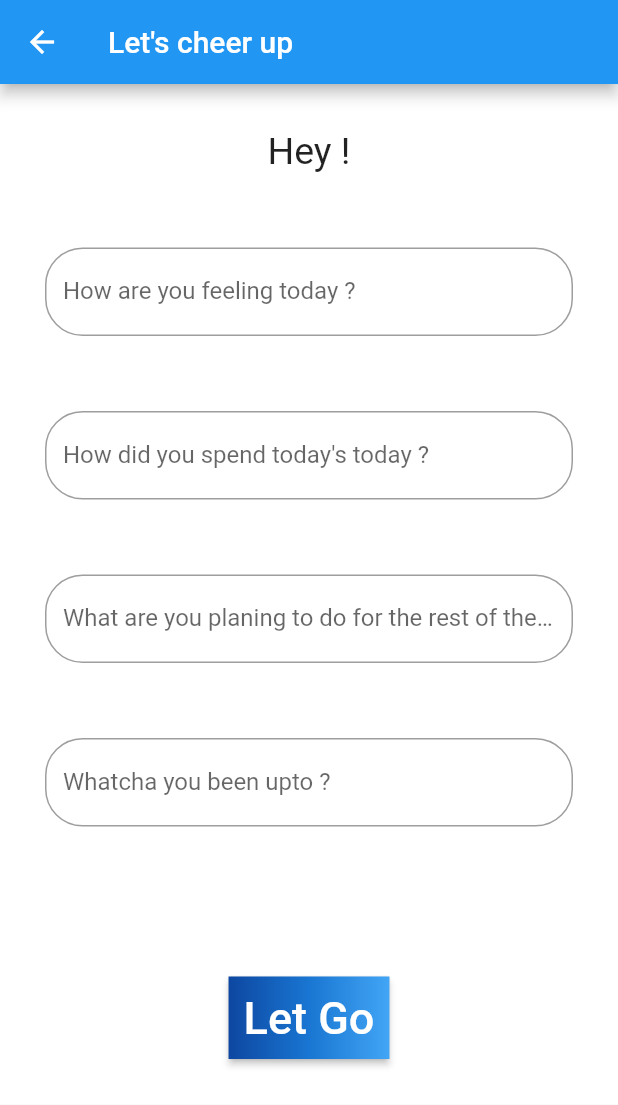
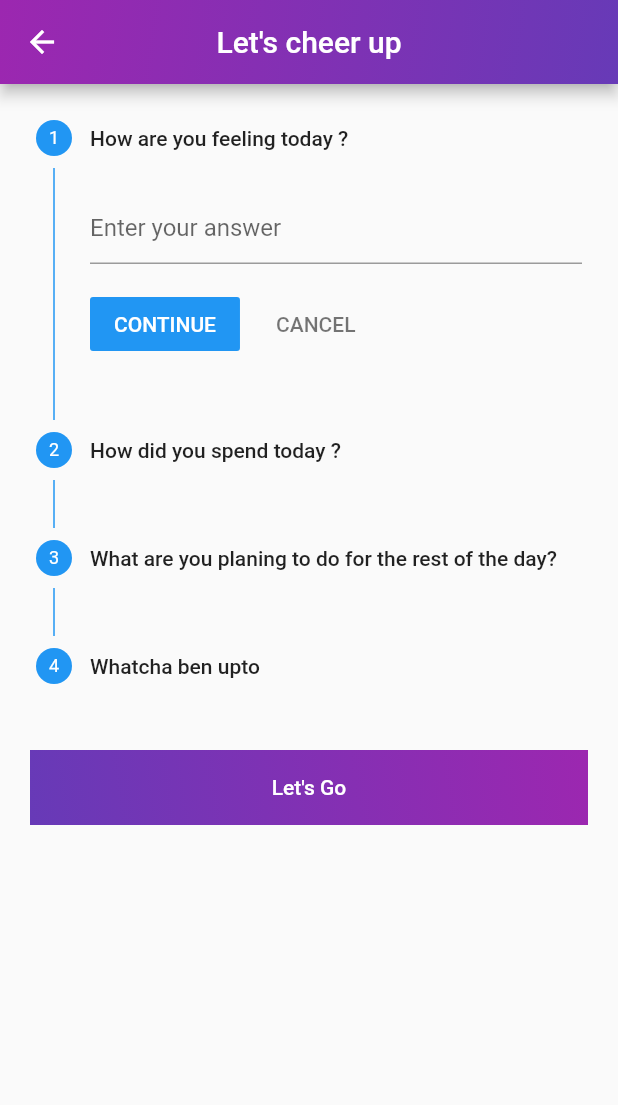
Before and after one commit to Fireboltz/dexify, a Flutter app: the Mood screen opened directly, on a phone screen of 412 x 824 dp. Shown: the top 1105 px of the screen. Run offline on Flutter 3.47's test engine with Material 2 defaults, Android fonts, the phone set to English and light mode, and no system bars; our stand-ins replace charts_flutter, firebase_messaging, flutter_icons, graphql_flutter, image_picker, outline_material_icons and 4 more; missing offline and left inert: firebase_ml_vision; accounts and stored records are empty; Roboto replaces fonts that are missing (Poppins).

Commit message:
UI: imporved mood.dart

```diff
--- a/lib/src/tone_analyser/mood.dart
+++ b/lib/src/tone_analyser/mood.dart
@@ -5,10 +5,7 @@ import 'package:dexify/src/json_models/meta.dart';
 import 'package:dexify/src/json_models/tones.dart';
 import 'package:flutter/material.dart';
 import 'package:http/http.dart' as http;
-import 'package:flutter_icons/flutter_icons.dart';
 
-import 'dict_card.dart';
-import 'empty_dict.dart';
 
 class Mood extends StatefulWidget {
   @override
@@ -16,28 +13,81 @@ class Mood extends StatefulWidget {
 }
 
 class _Mood extends State<Mood> {
+
+
+
+
+  @override
+  void setState(fn) {
+    super.setState(fn);
+  }
+
+  @override
+  Widget build(BuildContext context) {
+    return new Scaffold(
+      appBar: AppBar(
+        centerTitle: true,
+        title: Text("Let's cheer up"),
+        flexibleSpace: Container(
+          decoration: BoxDecoration(
+              gradient: LinearGradient(
+                  begin: Alignment.topLeft,
+                  end: Alignment.bottomRight,
+                  colors: <Color>[
+                    Colors.purple,
+                    Colors.deepPurple
+                  ])
+          ),
+        ),
+      ),
+      body: new StepperBody(),
+    );
+  }
+
+
+
+
+}
+
+class MyQuestions {
+  String question1 = '';
+  String question2 = '';
+  String question3 = '';
+  String question4 = '';
+}
+
+class StepperBody extends StatefulWidget {
+  @override
+  _StepperBodyState createState() => new _StepperBodyState();
+}
+
+class _StepperBodyState extends State<StepperBody> {
+
   Tones data;
   DocumentTone links;
   Meta meta;
   var dataNull = true;
 
   Future<String> getData(String query) async {
-    double score=0.0;
+    double score = 0.0;
     var client = new http.Client();
     try {
-      var queryLink = Uri.encodeFull('https://api.eu-gb.tone-analyzer.watson.cloud.ibm.com/instances/86671942-7e41-4214-a4e6-6077786553c8/v3/tone?version=2017-09-21&sentences=false&text=$query');
+      var queryLink = Uri.encodeFull(
+          'https://api.eu-gb.tone-analyzer.watson.cloud.ibm.com/instances/86671942-7e41-4214-a4e6-6077786553c8/v3/tone?version=2017-09-21&sentences=false&text=$query');
       print(queryLink);
-      var response = await client.get(queryLink,
+      var response = await client.get(
+        queryLink,
         headers: {
-          "Authorization": "Basic YXBpa2V5OndKZlVhVDdaVEt2S0hTdXZ4VmdMRWpsaERzNWN5WE9NZzJmYVctblpaN0dB",
+          "Authorization":
+          "Basic YXBpa2V5OndKZlVhVDdaVEt2S0hTdXZ4VmdMRWpsaERzNWN5WE9NZzJmYVctblpaN0dB",
         },
       );
       var parsed = json.decode(response.body);
       if (parsed['document_tone'] != null) {
         data = Tones();
         parsed['document_tone']['tones'].forEach((v) {
-          if(v['score']>score){
-            data= new Tones.fromJson(v);
+          if (v['score'] > score) {
+            data = new Tones.fromJson(v);
           }
         });
         getQuote(detectEmotion(data.toneId));
@@ -47,183 +97,15 @@ class _Mood extends State<Mood> {
       });
     } finally {
       client.close();
-
     }
 
     return "Success!";
   }
-
-  @override
-  void setState(fn) {
-    super.setState(fn);
-  }
-
-  @override
-  Widget build(BuildContext context) {
-    TextEditingController _controller_1 = TextEditingController();
-    TextEditingController _controller_2 = TextEditingController();
-    TextEditingController _controller_3 = TextEditingController();
-    TextEditingController _controller_4 = TextEditingController();
-
-    return new Scaffold(
-      appBar: AppBar(
-        title: Text("Let's cheer up"),
-      ),
-      body: SingleChildScrollView(
-        child: Column(
-          children: [
-            new Center(
-              child: new Container(
-                  padding: const EdgeInsets.all(30.0),
-                  color: Colors.white,
-                  child: new Container(
-                      child: new Center(
-                          child: new Column(children: [
-                            new Text(
-                              'Hey !',
-                              style: new TextStyle(fontSize: 25.0),
-                            ),
-                            new Padding(padding: EdgeInsets.only(top: 50.0)),
-                            new TextFormField(
-                              controller: _controller_1,
-                              decoration: new InputDecoration(
-                                labelText: "How are you feeling today ?",
-                                fillColor: Colors.white,
-                                border: new OutlineInputBorder(
-                                  borderRadius: new BorderRadius.circular(25.0),
-                                  borderSide: new BorderSide(),
-                                ),
-                                //fillColor: Colors.green
-                              ),
-                              keyboardType: TextInputType.text,
-                              style: new TextStyle(
-                                fontFamily: "Poppins",
-                              ),
-                              validator: (value){
-                                if (value.isEmpty) {
-                                  return 'Please enter some text';
-                                }
-                                return null;
-                              },
-                            ),
-                            new Padding(padding: EdgeInsets.only(top: 50.0)),
-                            new TextFormField(
-                              controller: _controller_2,
-                              decoration: new InputDecoration(
-                                labelText: "How did you spend today's today ?",
-                                fillColor: Colors.white,
-                                border: new OutlineInputBorder(
-                                  borderRadius: new BorderRadius.circular(25.0),
-                                  borderSide: new BorderSide(),
-                                ),
-                                //fillColor: Colors.green
-                              ),
-                              keyboardType: TextInputType.text,
-                              style: new TextStyle(
-                                fontFamily: "Poppins",
-                              ),
-                                validator: (value){
-                                  if (value.isEmpty) {
-                                    return 'Please enter some text';
-                                  }
-                                  return null;
-                                }
-                            ),
-                            new Padding(padding: EdgeInsets.only(top: 50.0)),
-                            new TextFormField(
-                              controller: _controller_3,
-                              decoration: new InputDecoration(
-                                labelText: "What are you planing to do for the rest of the day?",
-                                fillColor: Colors.white,
-                                border: new OutlineInputBorder(
-                                  borderRadius: new BorderRadius.circular(25.0),
-                                  borderSide: new BorderSide(),
-                                ),
-                                //fillColor: Colors.green
-                              ),
-                              keyboardType: TextInputType.text,
-                              style: new TextStyle(
-                                fontFamily: "Poppins",
-                              ),
-                                validator: (value){
-                                  if (value.isEmpty) {
-                                    return 'Please enter some text';
-                                  }
-                                  return null;
-                                }
-                            ),
-                            new Padding(padding: EdgeInsets.only(top: 50.0)),
-                            new TextFormField(
-                              controller: _controller_4,
-                              decoration: new InputDecoration(
-                                labelText: "Whatcha you been upto ?",
-                                fillColor: Colors.white,
-                                border: new OutlineInputBorder(
-                                  borderRadius: new BorderRadius.circular(25.0),
-                                  borderSide: new BorderSide(),
-                                ),
-                                //fillColor: Colors.green
-                              ),
-                              keyboardType: TextInputType.text,
-                              style: new TextStyle(
-                                fontFamily: "Poppins",
-                              ),
-                                validator: (value){
-                                  if (value.isEmpty) {
-                                    return 'Please enter some text';
-                                  }
-                                  return null;
-                                }
-                            ),
-                            new Padding(padding: EdgeInsets.only(top: 100.0)),
-                            RaisedButton(
-                              onPressed: () async => {
-                                setState(() {
-                                  dataNull = true;
-                                }),
-                                getData(_controller_1.text+"\t"+_controller_2.text+"\t"+_controller_3.text+"\t"+_controller_4.text),
-                              },
-                              textColor: Colors.white,
-                              padding: const EdgeInsets.all(0.0),
-                              child: Container(
-                                decoration: const BoxDecoration(
-                                  gradient: LinearGradient(
-                                    colors: <Color>[
-                                      Color(0xFF0D47A1),
-                                      Color(0xFF1976D2),
-                                      Color(0xFF42A5F5),
-                                    ],
-                                  ),
-                                ),
-                                padding: const EdgeInsets.all(10.0),
-                                child:
-                                const Text('Let Go', style: TextStyle(fontSize: 30)),
-                              ),
-                            )
-                          ])))),
-            ),
-          ],
-        ),
-      ),
-    );
-  }
-
-
-  int detectEmotion(String emotion){
-    if(emotion=="tentative"||emotion=="analytical") {
-      return 1;
-    } else if(emotion=="joy"||emotion=="confident"){
-      return 0;
-    }
-    else
-      return 2;
-
-  }
-
   Future<void> getQuote(int query) async {
     var client = new http.Client();
     try {
-      var queryLink = 'https://api.forismatic.com/api/1.0/?method=getQuote&lang=en&format=json&json=?';
+      var queryLink =
+          'https://api.forismatic.com/api/1.0/?method=getQuote&lang=en&format=json&json=?';
       print(queryLink);
       var response = await client.get(queryLink);
       String fixed = response.body.replaceAll(r"\'", "'");
@@ -244,12 +126,14 @@ class _Mood extends State<Mood> {
                     title: Text('Good going!'),
                     content: Column(
                       children: [
-                        new Text("You're happy!! Stay that way and make others happy as well!"),
+                        new Text(
+                            "You're happy!! Stay that way and make others happy as well!"),
                         Padding(
                           padding: EdgeInsets.all(5.0),
                         ),
                         SizedBox(width: 15),
-                        new Image.network("https://lh3.googleusercontent.com/-3X_sB_x3qHE/WdnXIxLg3rI/AAAAAAAABH4/PSll0XoVfOwAd-vo9tb19wIfocogU9gngCHMYCw/s640/blogger-image--1568789223.jpg"),
+                        new Image.network(
+                            "https://lh3.googleusercontent.com/-3X_sB_x3qHE/WdnXIxLg3rI/AAAAAAAABH4/PSll0XoVfOwAd-vo9tb19wIfocogU9gngCHMYCw/s640/blogger-image--1568789223.jpg"),
                         SizedBox(width: 20),
                         new Text("$quote"),
                       ],
@@ -277,12 +161,14 @@ class _Mood extends State<Mood> {
                     title: Text('You could be happier!'),
                     content: Column(
                       children: [
-                        new Text("You're doing great! Here is some motivation for you to do even better!!"),
+                        new Text(
+                            "You're doing great! Here is some motivation for you to do even better!!"),
                         Padding(
                           padding: EdgeInsets.all(15.0),
                         ),
                         SizedBox(height: 15),
-                        new Image.network("https://images.unsplash.com/photo-1494178270175-e96de2971df9?ixlib=rb-1.2.1&ixid=eyJhcHBfaWQiOjEyMDd9&w=1000&q=80"),
+                        new Image.network(
+                            "https://images.unsplash.com/photo-1494178270175-e96de2971df9?ixlib=rb-1.2.1&ixid=eyJhcHBfaWQiOjEyMDd9&w=1000&q=80"),
                         new Text(" "),
                         new Text(" "),
                         new Text("$quote"),
@@ -311,12 +197,14 @@ class _Mood extends State<Mood> {
                     title: Text('Never give up!'),
                     content: Column(
                       children: [
-                        new Text("Today might not be your day. But tomorrow will definately be!"),
+                        new Text(
+                            "Today might not be your day. But tomorrow will definately be!"),
                         Padding(
                           padding: EdgeInsets.all(5.0),
                         ),
                         SizedBox(width: 15),
-                        new Image.network("https://miro.medium.com/max/8500/0*ikplDBIIKNZAmups"),
+                        new Image.network(
+                            "https://miro.medium.com/max/8500/0*ikplDBIIKNZAmups"),
                         SizedBox(width: 20),
                         new Text("$quote"),
                       ],
@@ -337,4 +225,203 @@ class _Mood extends State<Mood> {
 
     return "Success!";
   }
-}
+  int detectEmotion(String emotion) {
+    if (emotion == "tentative" || emotion == "analytical") {
+      return 1;
+    } else if (emotion == "joy" || emotion == "confident") {
+      return 0;
+    } else
+      return 2;
+  }
+
+  int currStep = 0;
+  static var _focusNode = new FocusNode();
+  GlobalKey<FormState> _formKey = new GlobalKey<FormState>();
+  static MyQuestions questions = new MyQuestions();
+
+
+
+  @override
+  void initState() {
+    super.initState();
+    _focusNode.addListener(() {
+      setState(() {});
+      print('Has focus: $_focusNode.hasFocus');
+    });
+  }
+
+  @override
+  void dispose() {
+    _focusNode.dispose();
+    super.dispose();
+  }
+
+
+  @override
+  Widget build(BuildContext context) {
+    void showSnackBarMessage(String message,
+        [MaterialColor color = Colors.red]) {
+      Scaffold.of(context)
+          .showSnackBar(new SnackBar(content: new Text(message)));
+    }
+
+    return new Container(
+        child: new Form(
+      key: _formKey,
+      child: new ListView(children: <Widget>[
+        new Theme(
+      data: ThemeData(
+          primaryColor: Colors.deepPurpleAccent,
+      ),
+
+        child: new Stepper(
+          steps: <Step>[
+            new Step(
+                title: const Text('How are you feeling today ?'),
+                isActive: true,
+                //state: StepState.error,
+                state: StepState.indexed,
+                content: new TextFormField(
+                  focusNode: _focusNode,
+                  keyboardType: TextInputType.text,
+                  autocorrect: false,
+                  onSaved: (String value) {
+                    questions.question1 = value;
+                  },
+                  maxLines: 1,
+                  validator: (value) {
+                    if (value.isEmpty || value.length < 5) {
+                      return 'Opps! you forgot to fill an answer';
+                    }
+                  },
+                  decoration: new InputDecoration(
+                      hintText: 'Enter your answer',
+                      //filled: true,
+                      labelStyle:
+                      new TextStyle(decorationStyle: TextDecorationStyle.solid)),
+                )),
+            new Step(
+                title: const Text('How did you spend today ?'),
+                isActive: true,
+                state: StepState.indexed,
+                content: new TextFormField(
+                  keyboardType: TextInputType.text,
+                  autocorrect: false,
+                  validator: (value) {
+                    if (value.isEmpty || value.length < 5) {
+                      return 'Opps! you forgot to fill an answer';
+                    }
+                  },
+                  onSaved: (String value) {
+                    questions.question2 = value;
+                  },
+                  maxLines: 1,
+                )),
+            new Step(
+                title:
+                const Text('What are you planing to do for the rest of the day?'),
+                // subtitle: const Text('Subtitle'),
+                isActive: true,
+                state: StepState.indexed,
+                content: new TextFormField(
+                  keyboardType: TextInputType.text,
+                  autocorrect: false,
+                  validator: (value) {
+                    if (value.isEmpty || value.length < 5) {
+                      return 'Opps! you forgot to fill an answer';
+                    }
+                  },
+                  onSaved: (String value) {
+                    questions.question3 = value;
+                  },
+                  maxLines: 1,
+                )),
+            new Step(
+                title: const Text('Whatcha ben upto'),
+                isActive: true,
+                state: StepState.indexed,
+                content: new TextFormField(
+                  textInputAction: TextInputAction.done,
+                  keyboardType: TextInputType.text,
+                  autocorrect: false,
+                  validator: (value) {
+                    if (value.isEmpty || value.length < 5) {
+                      return 'Opps! you forgot to fill an answer';
+                    }
+                  },
+                  maxLines: 1,
+                  onSaved: (String value) {
+                    questions.question4 = value;
+                  },
+                )),
+          ],
+          type: StepperType.vertical,
+          currentStep: this.currStep,
+          onStepContinue: () {
+            setState(() {
+              if (currStep < 3) {
+                currStep = currStep + 1;
+              } else {
+                currStep = 0;
+              }
+              // else {
+              // Scaffold
+              //     .of(context)
+              //     .showSnackBar(new SnackBar(content: new Text('$currStep')));
+
+              // if (currStep == 1) {
+              //   print('First Step');
+              //   print('object' + FocusScope.of(context).toStringDeep());
+              // }
+
+              // }
+            });
+          },
+          onStepCancel: () {
+            setState(() {
+              if (currStep > 0) {
+                currStep = currStep - 1;
+              } else {
+                currStep = 0;
+              }
+            });
+          },
+          onStepTapped: (step) {
+            setState(() {
+              currStep = step;
+
+            });
+          },
+        ),
+        ),
+        Container(
+          margin: EdgeInsets.all(20),
+          width: double.infinity,
+          height: 50,
+          decoration: BoxDecoration(
+            gradient: LinearGradient(
+              colors: [Colors.purple, Colors.deepPurple],
+              begin: FractionalOffset.topRight,
+              end: FractionalOffset.bottomLeft,
+            ),
+          ),
+          child: FlatButton(
+            child: Text(
+              "Let's Go",
+              style: TextStyle(color: Colors.white),
+            ),
+            onPressed: () async => {
+              _submitDetails()
+            },
+          ),
+        ),
+      ])));
+  }
+
+
+  void _submitDetails() {
+    final FormState formState = _formKey.currentState;
+      formState.save();
+      getData(questions.question1+" "+questions.question2+" "+questions.question3+" "+questions.question4);
+    }
+  }
```
